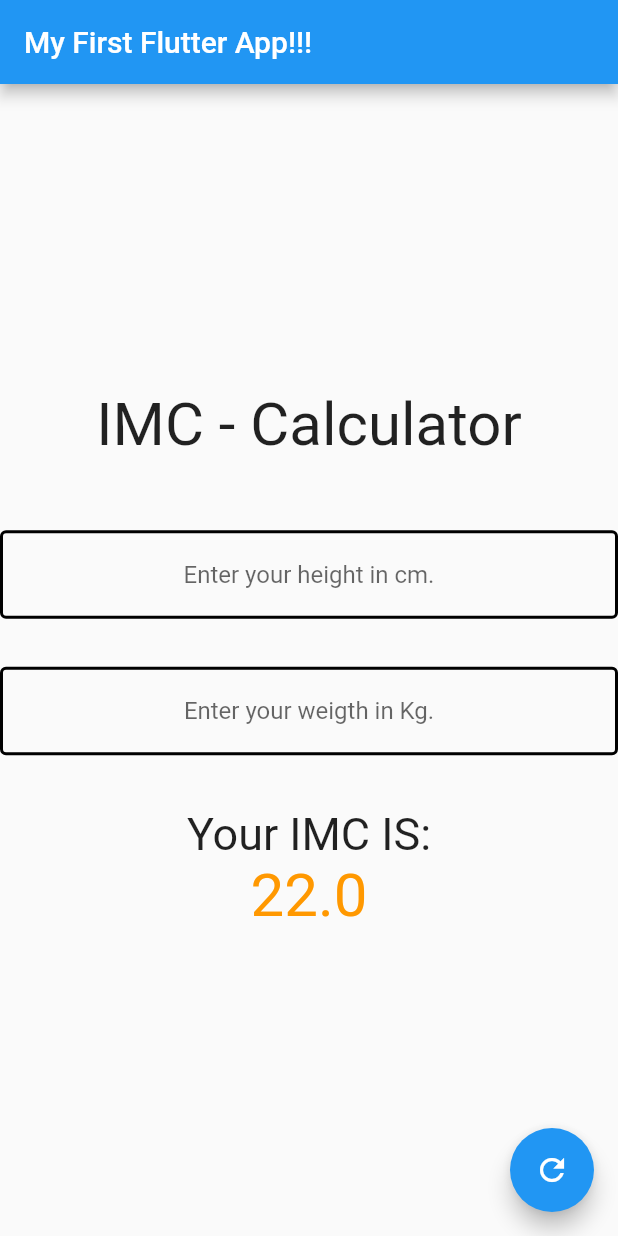
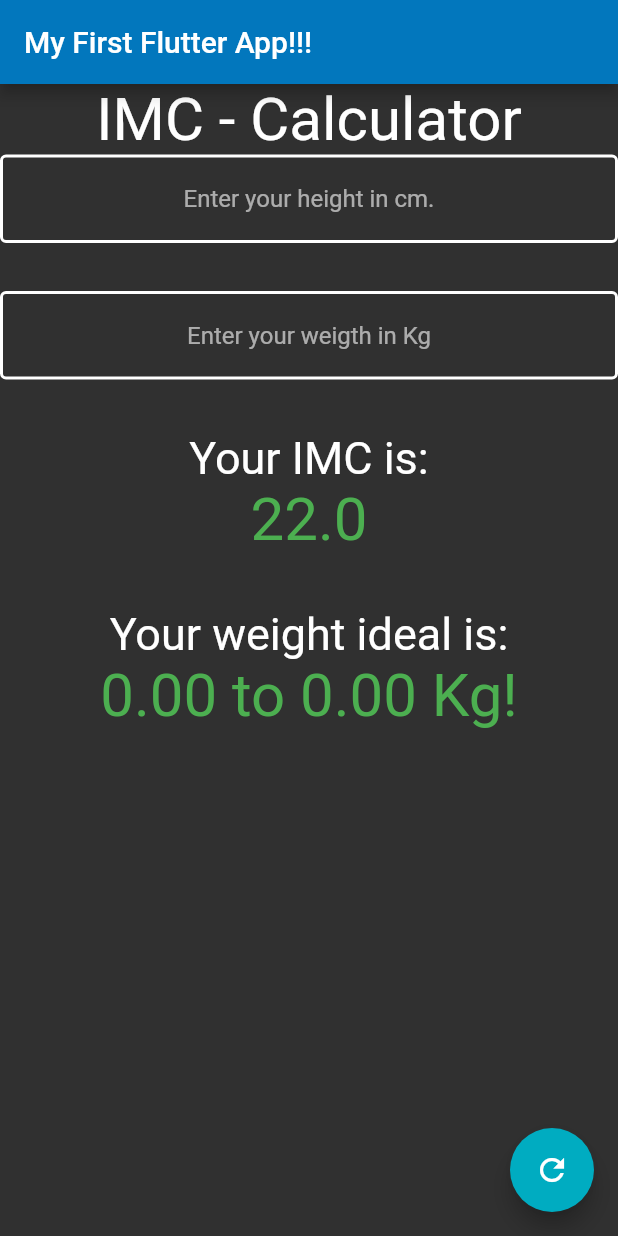
Before and after one commit to ulopesu/imc_calc, a Flutter app: the screen it shows after launch, after a tap on the "refresh" icon, on a phone screen of 412 x 824 dp. Run offline on Flutter 3.47's test engine with Material 2 defaults, Android fonts, the phone set to English and light mode, and no system bars; Roboto replaces fonts that are missing (Hind, Montserrat).

Commit message:
bem melhor

```diff
--- a/lib/main.dart
+++ b/lib/main.dart
@@ -10,19 +10,26 @@ class MyApp extends StatelessWidget {
   Widget build(BuildContext context) {
     return MaterialApp(
       title: 'Flutter Demo',
-      theme: ThemeData(
-        // This is the theme of your application.
-        //
-        // Try running your application with "flutter run". You'll see the
-        // application has a blue toolbar. Then, without quitting the app, try
-        // changing the primarySwatch below to Colors.green and then invoke
-        // "hot reload" (press "r" in the console where you ran "flutter run",
-        // or simply save your changes to "hot reload" in a Flutter IDE).
-        // Notice that the counter didn't reset back to zero; the application
-        // is not restarted.
-        primarySwatch: Colors.blue,
-      ),
-      home: MyHomePage(title: 'My First Flutter App!!!'),
+
+  theme: ThemeData(
+    // Define the default brightness and colors.
+    brightness: Brightness.dark,
+    primaryColor: Colors.lightBlue[800],
+    accentColor: Colors.cyan[600],
+
+    // Define the default font family.
+    fontFamily: 'Montserrat',
+
+    // Define the default TextTheme. Use this to specify the default
+    // text styling for headlines, titles, bodies of text, and more.
+    textTheme: TextTheme(
+      headline: TextStyle(fontSize: 72.0, fontWeight: FontWeight.bold),
+      title: TextStyle(fontSize: 36.0, fontStyle: FontStyle.italic),
+      body1: TextStyle(fontSize: 14.0, fontFamily: 'Hind'),
+    ),
+  ),
+
+  home: MyHomePage(title: 'My First Flutter App!!!'),
     );
   }
 }
@@ -50,6 +57,11 @@ class _MyHomePageState extends State<MyHomePage> {
   double _height = 1.65;
   double _weight = 60;
 
+  double _w1 = 0;
+  double _w2 = 0;
+
+  Color _alertColor = Colors.green;
+
   final myHeight = TextEditingController();
   final myWeight = TextEditingController();
 
@@ -64,6 +76,18 @@ class _MyHomePageState extends State<MyHomePage> {
       _weight = double.parse(myWeight.text.trim());
 
       _imc = _weight / (pow(_height, 2));
+
+      _w1 = 18.5 * (pow(_height, 2));
+      _w2 = 24.9 * (pow(_height, 2));
+
+      if(_imc <= 18.5 || _imc >= 30){
+        _alertColor = Colors.red;
+      } else if (_imc > 18.5 && _imc < 25) {
+        _alertColor = Colors.green;
+      } else {
+        _alertColor = Colors.orange;
+      }
+
       myHeight.clear();
       myWeight.clear();
 
@@ -85,6 +109,7 @@ class _MyHomePageState extends State<MyHomePage> {
         title: Text(widget.title),
       ),
       body: Center(
+
         // Center is a layout widget. It takes a single child and positions it
         // in the middle of the parent.
         child: Column(
@@ -103,9 +128,9 @@ class _MyHomePageState extends State<MyHomePage> {
           // axis because Columns are vertical (the cross axis would be
           // horizontal).
 
-          mainAxisAlignment: MainAxisAlignment.center,
+          mainAxisAlignment: MainAxisAlignment.start,
           children: <Widget>[
-            Text('IMC - Calculator\n',
+            Text('IMC - Calculator',
               style: TextStyle(fontSize: 40),
             ),
 
@@ -114,14 +139,17 @@ class _MyHomePageState extends State<MyHomePage> {
               keyboardType: TextInputType.numberWithOptions(signed: false),
               textAlign: TextAlign.center,
               decoration: new InputDecoration(
+                fillColor: Colors.white,
                 focusedBorder: OutlineInputBorder(
-                  borderSide: BorderSide(color: Colors.green, width: 3.0),
+                  borderSide: BorderSide(color: Colors.orange, width: 3.0),
                 ),
                 enabledBorder: OutlineInputBorder(
-                  borderSide: BorderSide(color: Colors.black, width: 2.0),
+                  borderSide: BorderSide(color: Colors.white, width: 2.0),
                 ),
+
                 hintText: 'Enter your height in cm.',
               ),
+
             ),
 
             Text('\n'),
@@ -132,22 +160,31 @@ class _MyHomePageState extends State<MyHomePage> {
               textAlign: TextAlign.center,
               decoration: new InputDecoration(
                 focusedBorder: OutlineInputBorder(
-                  borderSide: BorderSide(color: Colors.green, width: 3.0),
+                  borderSide: BorderSide(color: Colors.orange, width: 3.0),
                 ),
                 enabledBorder: OutlineInputBorder(
-                  borderSide: BorderSide(color: Colors.black, width: 2.0),
+                  borderSide: BorderSide(color: Colors.white, width: 2.0),
                 ),
-                hintText: 'Enter your weigth in Kg.',
+                hintText: 'Enter your weigth in Kg',
               ),
             ),
 
             Text(
-              '\nYour IMC IS:',
+              '\nYour IMC is:',
               style: TextStyle(fontSize: 30),
             ),
             Text(
               _imc.toStringAsPrecision(3),
-              style: TextStyle(color: Colors.orange, fontSize: 40),
+              style: TextStyle(color: _alertColor, fontSize: 40),
+            ),
+
+            Text(
+              '\nYour weight ideal is:',
+              style: TextStyle(fontSize: 30),
+            ),
+            Text(
+              _w1.toStringAsPrecision(3) + ' to '+ _w2.toStringAsPrecision(3) + ' Kg!',
+              style: TextStyle(color: _alertColor, fontSize: 40),
             ),
 
           ],
```
